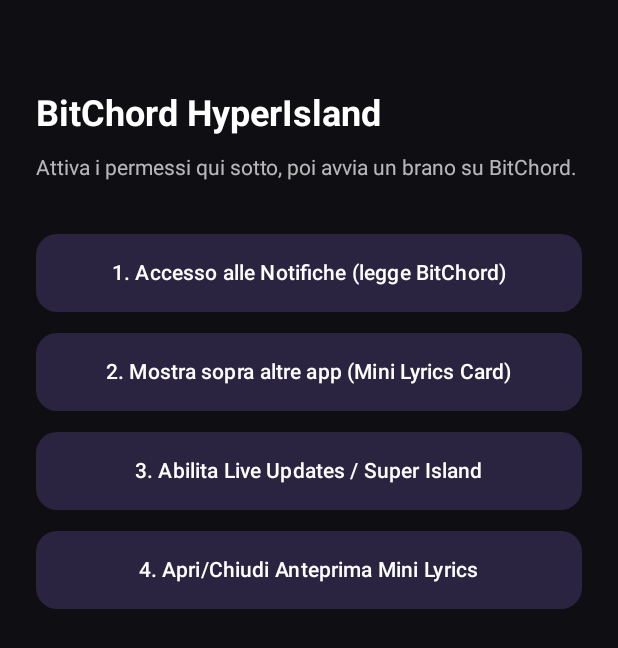
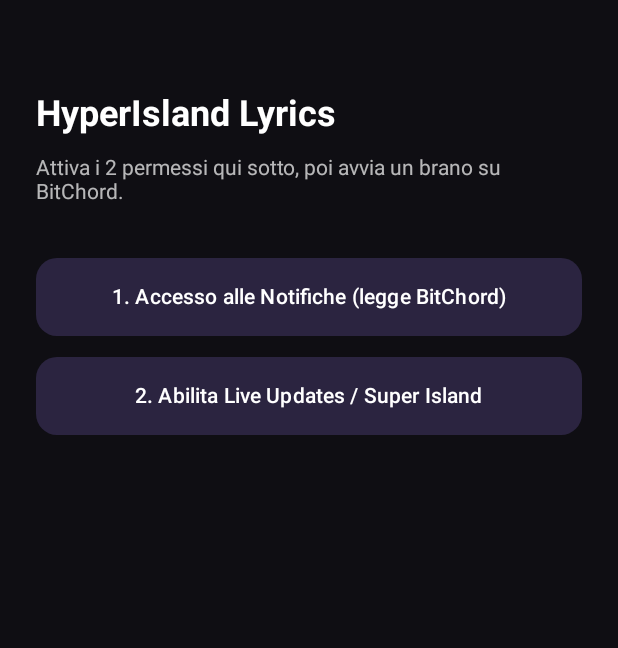
Before and after one commit to Chris-C16/Bitchord-HyperIsland, an Android app built with Jetpack Compose: the screen it shows after launch (MainActivity), on a phone screen of 412 x 824 dp. Shown: the top 648 px of the screen. Run offline under Robolectric (Android 15) with nearby library versions, the phone set to English and light mode, and no system bars.

Commit message:
Update permission prompts and labels in MainActivity

```diff
--- a/app/src/main/java/com/bitchord/island/MainActivity.kt
+++ b/app/src/main/java/com/bitchord/island/MainActivity.kt
@@ -2,7 +2,6 @@ package com.bitchord.island
 
 import android.Manifest
 import android.content.Intent
-import android.net.Uri
 import android.os.Build
 import android.os.Bundle
 import android.provider.Settings
@@ -32,20 +31,14 @@ class MainActivity : ComponentActivity() {
                 verticalArrangement = Arrangement.spacedBy(14.dp)
             ) {
                 Spacer(modifier = Modifier.height(24.dp))
-                Text("BitChord HyperIsland", color = Color.White, fontSize = 24.sp, fontWeight = FontWeight.Bold)
-                Text("Attiva i permessi qui sotto, poi avvia un brano su BitChord.", color = Color.White.copy(0.7f), fontSize = 14.sp)
+                Text("HyperIsland Lyrics", color = Color.White, fontSize = 24.sp, fontWeight = FontWeight.Bold)
+                Text("Attiva i 2 permessi qui sotto, poi avvia un brano su BitChord.", color = Color.White.copy(0.7f), fontSize = 14.sp)
                 Spacer(modifier = Modifier.height(8.dp))
                 PermissionButton("1. Accesso alle Notifiche (legge BitChord)") {
                     startActivity(Intent(Settings.ACTION_NOTIFICATION_LISTENER_SETTINGS))
                 }
-                PermissionButton("2. Mostra sopra altre app (Mini Lyrics Card)") {
-                    startActivity(Intent(Settings.ACTION_MANAGE_OVERLAY_PERMISSION, Uri.parse("package:$packageName")))
-                }
-                PermissionButton("3. Abilita Live Updates / Super Island") {
+                PermissionButton("2. Abilita Live Updates / Super Island") {
                     startActivity(Intent(Settings.ACTION_APP_NOTIFICATION_SETTINGS).apply { putExtra(Settings.EXTRA_APP_PACKAGE, packageName) })
-                }
-                PermissionButton("4. Apri/Chiudi Anteprima Mini Lyrics") {
-                    sendBroadcast(Intent(HyperIslandNotifier.ACTION_TOGGLE_OVERLAY).setPackage(packageName))
                 }
             }
         }
```
